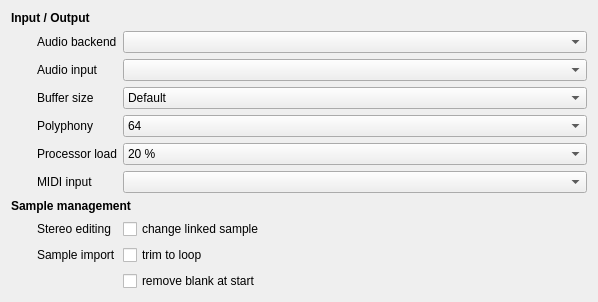
Before: the Qt Designer form sources/context/interface/configsectiongeneral.ui in davy7125/polyphone, drawn with Qt 5.
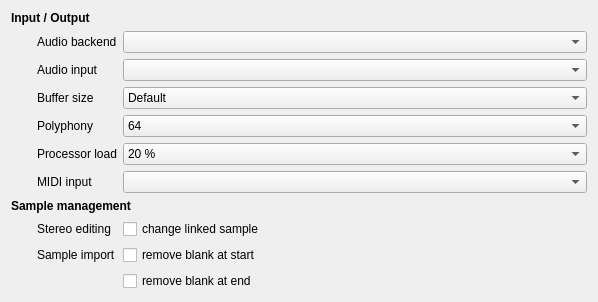
After: the same form once the commit is applied.

Commit message: Timbre view & trim tool

```diff
--- a/sources/context/interface/configsectiongeneral.ui
+++ b/sources/context/interface/configsectiongeneral.ui
@@ -196,30 +196,30 @@
      </property>
     </widget>
    </item>
-   <item row="9" column="2">
-    <widget class="QCheckBox" name="checkBoucle">
-     <property name="sizePolicy">
-      <sizepolicy hsizetype="Preferred" vsizetype="Fixed">
-       <horstretch>0</horstretch>
-       <verstretch>0</verstretch>
-      </sizepolicy>
-     </property>
-     <property name="font">
-      <font>
-       <weight>50</weight>
-       <bold>false</bold>
-      </font>
-     </property>
-     <property name="toolTip">
-      <string>When importing a sample, data located after the end of loop are automatically removed.
-(same effect as the tool "Trim to end of loop")</string>
-     </property>
-     <property name="text">
-      <string>trim to loop</string>
-     </property>
-    </widget>
-   </item>
    <item row="10" column="2">
+    <widget class="QCheckBox" name="checkBlancFin">
+     <property name="sizePolicy">
+      <sizepolicy hsizetype="Preferred" vsizetype="Fixed">
+       <horstretch>0</horstretch>
+       <verstretch>0</verstretch>
+      </sizepolicy>
+     </property>
+     <property name="font">
+      <font>
+       <weight>50</weight>
+       <bold>false</bold>
+      </font>
+     </property>
+     <property name="toolTip">
+      <string>When importing a sample, any blank area located at the end of the sound is automatically removed.
+(same effect as the tool "Trim" with an automatic detection of the background noise)</string>
+     </property>
+     <property name="text">
+      <string>remove blank at end</string>
+     </property>
+    </widget>
+   </item>
+   <item row="9" column="2">
     <widget class="QCheckBox" name="checkBlanc">
      <property name="sizePolicy">
       <sizepolicy hsizetype="Preferred" vsizetype="Fixed">
```
Left out of the diff: 4 changed lines with no effect on the pictures. The commit also changes 84 other files.
